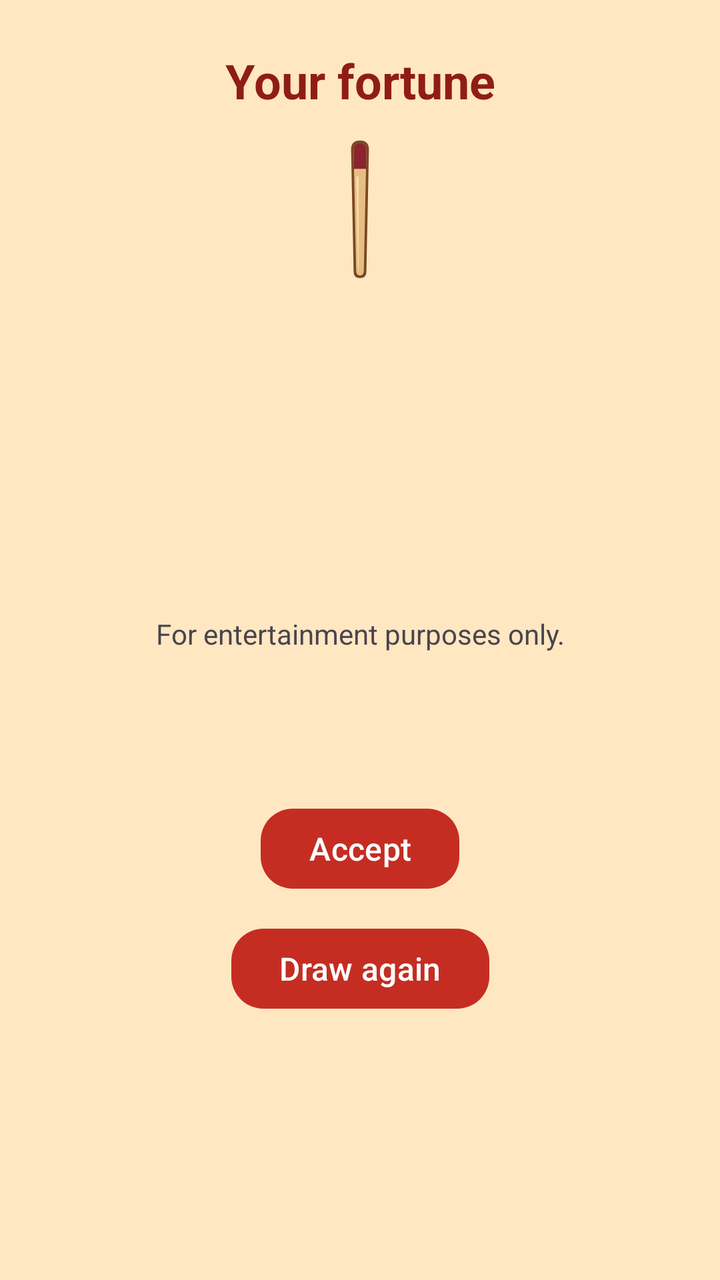
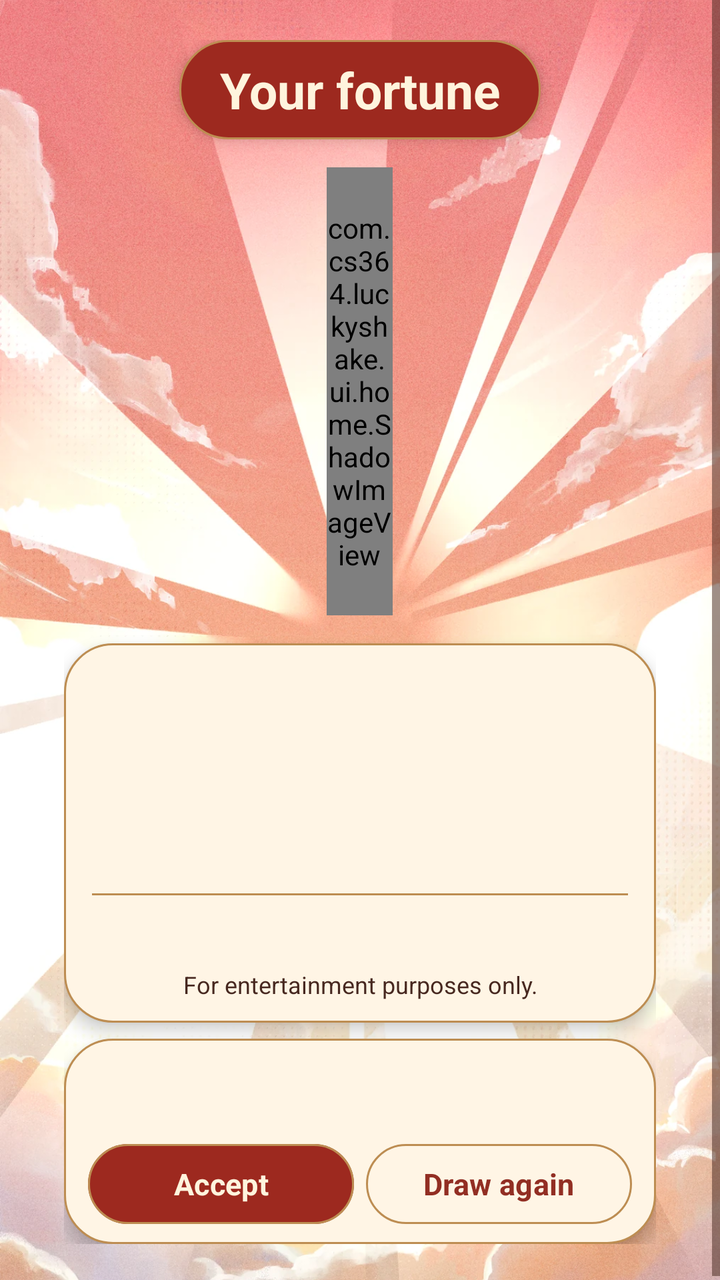

Screens rendered from an Android XML layout before and after an edit, with the pre-edit source and the edit as a unified diff.
<!-- AndroidManifest.xml: application theme Theme.LuckyShake -->
<!-- res/layout/activity_result.xml -->
<?xml version="1.0" encoding="utf-8"?>
<ScrollView xmlns:android="http://schemas.android.com/apk/res/android"
    xmlns:app="http://schemas.android.com/apk/res-auto"
    android:id="@+id/result_root"
    android:layout_width="match_parent"
    android:layout_height="match_parent"
    android:fillViewport="true">

    <androidx.constraintlayout.widget.ConstraintLayout
        android:layout_width="match_parent"
        android:layout_height="wrap_content"
        android:padding="24dp">
        <TextView
            android:id="@+id/result_title_fortune"
            android:layout_width="0dp"
            android:layout_height="wrap_content"
            android:text="@string/result_title_fortune"
            android:gravity="center"
            android:textAppearance="@style/TextAppearance.LuckyShake.Heading"
            app:layout_constraintTop_toTopOf="parent"
            app:layout_constraintStart_toStartOf="parent"
            app:layout_constraintEnd_toEndOf="parent" />
        <androidx.appcompat.widget.AppCompatImageView
            android:id="@+id/result_image_stick"
            android:layout_width="20dp"
            android:layout_height="72dp"
            android:layout_marginTop="12dp"
            android:importantForAccessibility="no"
            app:srcCompat="@drawable/ic_stick"
            app:layout_constraintTop_toBottomOf="@id/result_title_fortune"
            app:layout_constraintStart_toStartOf="parent"
            app:layout_constraintEnd_toEndOf="parent" />

        <TextView
            android:id="@+id/result_label_stick"
            android:layout_width="0dp"
            android:layout_height="wrap_content"
            android:layout_marginTop="12dp"
            android:gravity="center"
            app:layout_constraintTop_toBottomOf="@id/result_image_stick"
            app:layout_constraintStart_toStartOf="parent"
            app:layout_constraintEnd_toEndOf="parent" />

        <TextView
            android:id="@+id/result_label_menu"
            android:layout_width="0dp"
            android:layout_height="wrap_content"
            android:layout_marginTop="12dp"
            android:gravity="center"
            app:layout_constraintTop_toBottomOf="@id/result_label_stick"
            app:layout_constraintStart_toStartOf="parent"
            app:layout_constraintEnd_toEndOf="parent" />

        <TextView
            android:id="@+id/result_label_stars"
            android:layout_width="0dp"
            android:layout_height="wrap_content"
            android:layout_marginTop="12dp"
            android:gravity="center"
            app:layout_constraintTop_toBottomOf="@id/result_label_menu"
            app:layout_constraintStart_toStartOf="parent"
            app:layout_constraintEnd_toEndOf="parent" />

        <TextView
            android:id="@+id/result_label_type_tags"
            android:layout_width="0dp"
            android:layout_height="wrap_content"
            android:layout_marginTop="12dp"
            android:gravity="center"
            app:layout_constraintTop_toBottomOf="@id/result_label_stars"
            app:layout_constraintStart_toStartOf="parent"
            app:layout_constraintEnd_toEndOf="parent" />

        <TextView
            android:id="@+id/result_label_fortune"
            android:layout_width="0dp"
            android:layout_height="wrap_content"
            android:layout_marginTop="12dp"
            android:gravity="center"
            app:layout_constraintTop_toBottomOf="@id/result_label_type_tags"
            app:layout_constraintStart_toStartOf="parent"
            app:layout_constraintEnd_toEndOf="parent" />

        <TextView
            android:id="@+id/result_msg_disclaimer"
            android:layout_width="0dp"
            android:layout_height="wrap_content"
            android:layout_marginTop="12dp"
            android:text="@string/result_msg_disclaimer"
            android:gravity="center"
            app:layout_constraintTop_toBottomOf="@id/result_label_fortune"
            app:layout_constraintStart_toStartOf="parent"
            app:layout_constraintEnd_toEndOf="parent" />

        <TextView
            android:id="@+id/result_label_quota"
            android:layout_width="0dp"
            android:layout_height="wrap_content"
            android:layout_marginTop="12dp"
            android:gravity="center"
            app:layout_constraintTop_toBottomOf="@id/result_msg_disclaimer"
            app:layout_constraintStart_toStartOf="parent"
            app:layout_constraintEnd_toEndOf="parent" />

        <TextView
            android:id="@+id/result_label_status"
            android:layout_width="0dp"
            android:layout_height="wrap_content"
            android:layout_marginTop="12dp"
            android:gravity="center"
            android:accessibilityLiveRegion="polite"
            app:layout_constraintTop_toBottomOf="@id/result_label_quota"
            app:layout_constraintStart_toStartOf="parent"
            app:layout_constraintEnd_toEndOf="parent" />

        <com.google.android.material.button.MaterialButton
            android:id="@+id/result_btn_accept"
            android:layout_width="wrap_content"
            android:layout_height="wrap_content"
            android:layout_marginTop="12dp"
            android:text="@string/result_btn_accept"
            style="@style/Widget.LuckyShake.Button.Primary"
            app:layout_constraintTop_toBottomOf="@id/result_label_status"
            app:layout_constraintStart_toStartOf="parent"
            app:layout_constraintEnd_toEndOf="parent" />

        <com.google.android.material.button.MaterialButton
            android:id="@+id/result_btn_redraw"
            android:layout_width="wrap_content"
            android:layout_height="wrap_content"
            android:layout_marginTop="12dp"
            android:text="@string/result_btn_redraw"
            style="@style/Widget.LuckyShake.Button.Primary"
            app:layout_constraintTop_toBottomOf="@id/result_btn_accept"
            app:layout_constraintStart_toStartOf="parent"
            app:layout_constraintEnd_toEndOf="parent" />

        <com.google.android.material.button.MaterialButton
            android:id="@+id/result_btn_home"
            android:layout_width="wrap_content"
            android:layout_height="wrap_content"
            android:layout_marginTop="12dp"
            android:text="@string/result_btn_home"
            style="@style/Widget.LuckyShake.Button.Primary"
            android:visibility="gone"
            app:layout_constraintTop_toBottomOf="@id/result_btn_redraw"
            app:layout_constraintStart_toStartOf="parent"
            app:layout_constraintEnd_toEndOf="parent" />

    </androidx.constraintlayout.widget.ConstraintLayout>
</ScrollView>
<!-- resources referenced by this layout -->
<resources>
  <!-- drawable ic_stick (drawable) -->
  <vector xmlns:android="http://schemas.android.com/apk/res/android"
      android:width="24dp"
      android:height="112dp"
      android:viewportWidth="24"
      android:viewportHeight="112">
      <path android:fillColor="#794923" android:pathData="M5,10 Q5,3 12,3 Q19,3 19,10 L17,105 Q17,110 12,110 Q7,110 7,105 Z" />
      <path android:fillColor="#E8BD83" android:pathData="M7,11 Q7,5 12,5 Q17,5 17,11 L15,104 Q15,108 12,108 Q9,108 9,104 Z" />
      <path android:fillColor="#8B2430" android:pathData="M7,11 Q7,5 12,5 Q17,5 17,11 L16.7,25 L7.3,25 Z" />
      <path android:fillColor="#F8DDA9" android:pathData="M9,31 L11,31 L11,100 L10.5,104 Z" />
  </vector>
  <string name="result_btn_accept">Accept</string>
  <string name="result_btn_home">Back to Home</string>
  <string name="result_btn_redraw">Draw again</string>
  <string name="result_msg_disclaimer">For entertainment purposes only.</string>
  <string name="result_title_fortune">Your fortune</string>
  <style name="TextAppearance.LuckyShake.Heading" parent="TextAppearance.Material3.TitleLarge">
          <item name="android:textColor">@color/app_heading</item>
          <item name="android:textSize">@dimen/text_heading</item>
          <item name="android:textStyle">bold</item>
      </style>
  <style name="Widget.LuckyShake.Button.Primary" parent="Widget.Material3.Button">
          <item name="backgroundTint">@color/lucky_shake_button_background</item>
          <item name="android:textColor">@color/lucky_shake_button_text</item>
          <item name="android:minHeight">@dimen/button_min_height</item>
          <item name="android:textSize">@dimen/text_body</item>
          <item name="cornerRadius">@dimen/corner_md</item>
      </style>
  <style name="Theme.LuckyShake" parent="Base.Theme.LuckyShake" />
  <color name="app_heading">#8F1D16</color>
  <dimen name="text_heading">24sp</dimen>
  <dimen name="button_min_height">48dp</dimen>
  <dimen name="text_body">16sp</dimen>
  <dimen name="corner_md">16dp</dimen>
  <style name="Base.Theme.LuckyShake" parent="Theme.Material3.DayNight.NoActionBar">
          <item name="colorPrimary">@color/app_primary</item>
          <item name="colorOnPrimary">@color/app_on_primary</item>
          <item name="android:textColorLink">@color/app_link</item>
          <item name="colorSecondary">@color/app_accent</item>
          <item name="colorSurface">@color/app_surface</item>
          <item name="colorOnSurface">@color/app_on_surface</item>
          <item name="android:colorBackground">@color/app_background</item>
          <item name="colorOnBackground">@color/app_on_surface</item>
      </style>
  <color name="app_primary">#C52D22</color>
  <color name="app_on_primary">#FFFFFF</color>
  <color name="app_link">#8F1D16</color>
  <color name="app_accent">#E4A342</color>
  <color name="app_surface">#FFF5DF</color>
  <color name="app_on_surface">#35211D</color>
  <color name="app_background">#FFE7C2</color>
</resources>

<!-- the commit's change to res/layout/activity_result.xml (unified diff, before → after) -->
@@ -1,151 +1,225 @@
 <?xml version="1.0" encoding="utf-8"?>
-<ScrollView xmlns:android="http://schemas.android.com/apk/res/android"
+<FrameLayout xmlns:android="http://schemas.android.com/apk/res/android"
     xmlns:app="http://schemas.android.com/apk/res-auto"
-    android:id="@+id/result_root"
     android:layout_width="match_parent"
     android:layout_height="match_parent"
-    android:fillViewport="true">
-
-    <androidx.constraintlayout.widget.ConstraintLayout
+    android:theme="@style/ThemeOverlay.LuckyShake.Home">
+
+    <ImageView
         android:layout_width="match_parent"
-        android:layout_height="wrap_content"
-        android:padding="24dp">
-        <TextView
-            android:id="@+id/result_title_fortune"
-            android:layout_width="0dp"
+        android:layout_height="match_parent"
+        android:importantForAccessibility="no"
+        android:scaleType="centerCrop"
+        android:src="@drawable/result_sky" />
+
+    <ScrollView
+        android:id="@+id/result_root"
+        android:layout_width="match_parent"
+        android:layout_height="match_parent"
+        android:fillViewport="true">
+
+        <LinearLayout
+            android:layout_width="match_parent"
             android:layout_height="wrap_content"
-            android:text="@string/result_title_fortune"
-            android:gravity="center"
-            android:textAppearance="@style/TextAppearance.LuckyShake.Heading"
-            app:layout_constraintTop_toTopOf="parent"
-            app:layout_constraintStart_toStartOf="parent"
-            app:layout_constraintEnd_toEndOf="parent" />
-        <androidx.appcompat.widget.AppCompatImageView
-            android:id="@+id/result_image_stick"
-            android:layout_width="20dp"
-            android:layout_height="72dp"
-            android:layout_marginTop="12dp"
-            android:importantForAccessibility="no"
-            app:srcCompat="@drawable/ic_stick"
-            app:layout_constraintTop_toBottomOf="@id/result_title_fortune"
-            app:layout_constraintStart_toStartOf="parent"
-            app:layout_constraintEnd_toEndOf="parent" />
-
-        <TextView
-            android:id="@+id/result_label_stick"
-            android:layout_width="0dp"
-            android:layout_height="wrap_content"
-            android:layout_marginTop="12dp"
-            android:gravity="center"
-            app:layout_constraintTop_toBottomOf="@id/result_image_stick"
-            app:layout_constraintStart_toStartOf="parent"
-            app:layout_constraintEnd_toEndOf="parent" />
-
-        <TextView
-            android:id="@+id/result_label_menu"
-            android:layout_width="0dp"
-            android:layout_height="wrap_content"
-            android:layout_marginTop="12dp"
-            android:gravity="center"
-            app:layout_constraintTop_toBottomOf="@id/result_label_stick"
-            app:layout_constraintStart_toStartOf="parent"
-            app:layout_constraintEnd_toEndOf="parent" />
-
-        <TextView
-            android:id="@+id/result_label_stars"
-            android:layout_width="0dp"
-            android:layout_height="wrap_content"
-            android:layout_marginTop="12dp"
-            android:gravity="center"
-            app:layout_constraintTop_toBottomOf="@id/result_label_menu"
-            app:layout_constraintStart_toStartOf="parent"
-            app:layout_constraintEnd_toEndOf="parent" />
-
-        <TextView
-            android:id="@+id/result_label_type_tags"
-            android:layout_width="0dp"
-            android:layout_height="wrap_content"
-            android:layout_marginTop="12dp"
-            android:gravity="center"
-            app:layout_constraintTop_toBottomOf="@id/result_label_stars"
-            app:layout_constraintStart_toStartOf="parent"
-            app:layout_constraintEnd_toEndOf="parent" />
-
-        <TextView
-            android:id="@+id/result_label_fortune"
-            android:layout_width="0dp"
-            android:layout_height="wrap_content"
-            android:layout_marginTop="12dp"
-            android:gravity="center"
-            app:layout_constraintTop_toBottomOf="@id/result_label_type_tags"
-            app:layout_constraintStart_toStartOf="parent"
-            app:layout_constraintEnd_toEndOf="parent" />
-
-        <TextView
-            android:id="@+id/result_msg_disclaimer"
-            android:layout_width="0dp"
-            android:layout_height="wrap_content"
-            android:layout_marginTop="12dp"
-            android:text="@string/result_msg_disclaimer"
-            android:gravity="center"
-            app:layout_constraintTop_toBottomOf="@id/result_label_fortune"
-            app:layout_constraintStart_toStartOf="parent"
-            app:layout_constraintEnd_toEndOf="parent" />
-
-        <TextView
-            android:id="@+id/result_label_quota"
-            android:layout_width="0dp"
-            android:layout_height="wrap_content"
-            android:layout_marginTop="12dp"
-            android:gravity="center"
-            app:layout_constraintTop_toBottomOf="@id/result_msg_disclaimer"
-            app:layout_constraintStart_toStartOf="parent"
-            app:layout_constraintEnd_toEndOf="parent" />
-
-        <TextView
-            android:id="@+id/result_label_status"
-            android:layout_width="0dp"
-            android:layout_height="wrap_content"
-            android:layout_marginTop="12dp"
-            android:gravity="center"
-            android:accessibilityLiveRegion="polite"
-            app:layout_constraintTop_toBottomOf="@id/result_label_quota"
-            app:layout_constraintStart_toStartOf="parent"
-            app:layout_constraintEnd_toEndOf="parent" />
-
-        <com.google.android.material.button.MaterialButton
-            android:id="@+id/result_btn_accept"
-            android:layout_width="wrap_content"
-            android:layout_height="wrap_content"
-            android:layout_marginTop="12dp"
-            android:text="@string/result_btn_accept"
-            style="@style/Widget.LuckyShake.Button.Primary"
-            app:layout_constraintTop_toBottomOf="@id/result_label_status"
-            app:layout_constraintStart_toStartOf="parent"
-            app:layout_constraintEnd_toEndOf="parent" />
-
-        <com.google.android.material.button.MaterialButton
-            android:id="@+id/result_btn_redraw"
-            android:layout_width="wrap_content"
-            android:layout_height="wrap_content"
-            android:layout_marginTop="12dp"
-            android:text="@string/result_btn_redraw"
-            style="@style/Widget.LuckyShake.Button.Primary"
-            app:layout_constraintTop_toBottomOf="@id/result_btn_accept"
-            app:layout_constraintStart_toStartOf="parent"
-            app:layout_constraintEnd_toEndOf="parent" />
-
-        <com.google.android.material.button.MaterialButton
-            android:id="@+id/result_btn_home"
-            android:layout_width="wrap_content"
-            android:layout_height="wrap_content"
-            android:layout_marginTop="12dp"
-            android:text="@string/result_btn_home"
-            style="@style/Widget.LuckyShake.Button.Primary"
-            android:visibility="gone"
-            app:layout_constraintTop_toBottomOf="@id/result_btn_redraw"
-            app:layout_constraintStart_toStartOf="parent"
-            app:layout_constraintEnd_toEndOf="parent" />
-
-    </androidx.constraintlayout.widget.ConstraintLayout>
-</ScrollView>
+            android:gravity="center_horizontal"
+            android:orientation="vertical"
+            android:paddingStart="32dp"
+            android:paddingTop="20dp"
+            android:paddingEnd="32dp"
+            android:paddingBottom="20dp">
+
+            <Space
+                android:layout_width="1dp"
+                android:layout_height="0dp"
+                android:layout_weight="4" />
+
+            <TextView
+                android:id="@+id/result_title_fortune"
+                android:layout_width="wrap_content"
+                android:layout_height="wrap_content"
+                android:background="@drawable/result_title_background"
+                android:elevation="4dp"
+                android:fontFamily="sans-serif"
+                android:gravity="center"
+                android:paddingHorizontal="20dp"
+                android:paddingVertical="8dp"
+                android:text="@string/result_title_fortune"
+                android:textColor="@color/home_thumb"
+                android:textSize="25sp"
+                android:textStyle="bold" />
+
+            <FrameLayout
+                android:layout_width="match_parent"
+                android:layout_height="252dp"
+                android:clipChildren="false">
+
+                <com.cs364.luckyshake.ui.home.ShadowImageView
+                    android:id="@+id/result_image_stick"
+                    android:layout_width="33dp"
+                    android:layout_height="224dp"
+                    android:layout_gravity="center"
+                    android:importantForAccessibility="no"
+                    app:srcCompat="@drawable/home_stick" />
+            </FrameLayout>
+
+            <LinearLayout
+                android:layout_width="match_parent"
+                android:layout_height="wrap_content"
+                android:background="@drawable/home_filter_card"
+                android:elevation="5dp"
+                android:orientation="vertical"
+                android:paddingHorizontal="14dp"
+                android:paddingVertical="11dp">
+
+                <TextView
+                    android:id="@+id/result_label_stick"
+                    android:layout_width="match_parent"
+                    android:layout_height="wrap_content"
+                    android:gravity="center"
+                    android:textColor="@color/home_accent"
+                    android:textSize="14sp"
+                    android:textStyle="bold" />
+                <TextView
+                    android:id="@+id/result_label_menu"
+                    android:layout_width="match_parent"
+                    android:layout_height="wrap_content"
+                    android:gravity="center"
+                    android:textColor="@color/home_ink"
+                    android:textSize="21sp"
+                    android:layout_marginTop="4dp"
+                    android:textStyle="bold"
+                    android:fontFamily="sans-serif" />
+                <TextView
+                    android:id="@+id/result_label_type_tags"
+                    android:layout_width="match_parent"
+                    android:layout_height="wrap_content"
+                    android:gravity="center"
+                    android:textColor="@color/home_ink"
+                    android:textSize="14sp"
+                    android:layout_marginTop="5dp" />
+                <TextView
+                    android:id="@+id/result_label_stars"
+                    android:layout_width="match_parent"
+                    android:layout_height="wrap_content"
+                    android:gravity="center"
+                    android:textColor="@color/home_accent"
+                    android:textSize="17sp"
+                    android:layout_marginTop="8dp"
+                    android:textStyle="bold" />
+
+                <View
+                    android:layout_width="match_parent"
+                    android:layout_height="1dp"
+                    android:layout_marginTop="8dp"
+                    android:background="@color/home_outline"
+                    android:importantForAccessibility="no" />
+
+                <TextView
+                    android:id="@+id/result_label_fortune"
+                    android:layout_width="match_parent"
+                    android:layout_height="wrap_content"
+                    android:gravity="center"
+                    android:textColor="@color/home_ink"
+                    android:textSize="15sp"
+                    android:layout_marginTop="8dp" />
+                <TextView
+                    android:id="@+id/result_msg_disclaimer"
+                    android:layout_width="match_parent"
+                    android:layout_height="wrap_content"
+                    android:gravity="center"
+                    android:textColor="@color/home_ink"
+                    android:textSize="12sp"
+                    android:layout_marginTop="8dp"
+                    android:text="@string/result_msg_disclaimer" />
+            </LinearLayout>
+
+            <LinearLayout
+                android:layout_width="match_parent"
+                android:layout_height="wrap_content"
+                android:layout_marginTop="8dp"
+                android:background="@drawable/home_filter_card"
+                android:elevation="5dp"
+                android:orientation="vertical"
+                android:paddingStart="12dp"
+                android:paddingTop="6dp"
+                android:paddingEnd="12dp"
+                android:paddingBottom="6dp">
+
+                <TextView
+                    android:id="@+id/result_label_quota"
+                    android:layout_width="match_parent"
+                    android:layout_height="wrap_content"
+                    android:gravity="center"
+                    android:textColor="@color/home_ink"
+                    android:textSize="13sp"
+                    android:layout_marginTop="3dp" />
+                <TextView
+                    android:id="@+id/result_label_status"
+                    android:layout_width="match_parent"
+                    android:layout_height="wrap_content"
+                    android:gravity="center"
+                    android:textColor="@color/home_ink"
+                    android:textSize="14sp"
+                    android:layout_marginTop="3dp"
+                    android:textStyle="bold"
+                    android:accessibilityLiveRegion="polite" />
+
+                <LinearLayout
+                    android:layout_width="match_parent"
+                    android:layout_height="wrap_content"
+                    android:orientation="horizontal">
+
+                    <com.google.android.material.button.MaterialButton
+                        android:id="@+id/result_btn_accept"
+                        android:layout_width="0dp"
+                        android:layout_weight="1"
+                        android:layout_height="wrap_content"
+                        android:minHeight="48dp"
+                        android:text="@string/result_btn_accept"
+                        android:textColor="@color/home_thumb"
+                        android:textSize="15sp"
+                        android:textStyle="bold"
+                        app:backgroundTint="@color/home_draw_tint"
+                        app:cornerRadius="26dp"
+                        app:strokeColor="@color/home_outline"
+                        app:strokeWidth="1dp" />
+                    <com.google.android.material.button.MaterialButton
+                        android:id="@+id/result_btn_redraw"
+                        android:layout_marginStart="6dp"
+                        style="@style/Widget.Material3.Button.OutlinedButton"
+                        android:layout_width="0dp"
+                        android:layout_weight="1"
+                        android:layout_height="wrap_content"
+                        android:minHeight="48dp"
+                        android:text="@string/result_btn_redraw"
+                        android:textColor="@color/result_secondary_text"
+                        android:textSize="15sp"
+                        android:textStyle="bold"
+                        app:backgroundTint="@color/home_paper"
+                        app:cornerRadius="26dp"
+                        app:strokeColor="@color/home_outline"
+                        app:strokeWidth="1dp" />
+                    <com.google.android.material.button.MaterialButton
+                        android:id="@+id/result_btn_home"
+                        android:layout_width="0dp"
+                        android:layout_weight="1"
+                        android:layout_height="wrap_content"
+                        android:minHeight="48dp"
+                        android:text="@string/result_btn_home"
+                        android:textColor="@color/home_thumb"
+                        android:textSize="15sp"
+                        android:textStyle="bold"
+                        android:visibility="gone"
+                        app:backgroundTint="@color/home_draw_tint"
+                        app:cornerRadius="26dp"
+                        app:strokeColor="@color/home_outline"
+                        app:strokeWidth="1dp" />
+                </LinearLayout>
+            </LinearLayout>
+            <Space
+                android:layout_width="1dp"
+                android:layout_height="0dp"
+                android:layout_weight="1" />
+        </LinearLayout>
+    </ScrollView>
+</FrameLayout>
<!-- resource entries referenced after the edit -->
@@ -1,39 +1,37 @@
 <!-- resources referenced by this layout -->
 <resources>
-  <!-- drawable ic_stick (drawable) -->
-  <vector xmlns:android="http://schemas.android.com/apk/res/android"
-      android:width="24dp"
-      android:height="112dp"
-      android:viewportWidth="24"
-      android:viewportHeight="112">
-      <path android:fillColor="#794923" android:pathData="M5,10 Q5,3 12,3 Q19,3 19,10 L17,105 Q17,110 12,110 Q7,110 7,105 Z" />
-      <path android:fillColor="#E8BD83" android:pathData="M7,11 Q7,5 12,5 Q17,5 17,11 L15,104 Q15,108 12,108 Q9,108 9,104 Z" />
-      <path android:fillColor="#8B2430" android:pathData="M7,11 Q7,5 12,5 Q17,5 17,11 L16.7,25 L7.3,25 Z" />
-      <path android:fillColor="#F8DDA9" android:pathData="M9,31 L11,31 L11,100 L10.5,104 Z" />
-  </vector>
+  <color name="home_accent">#922E23</color>
+  <color name="home_ink">#472820</color>
+  <color name="home_outline">#BD8D52</color>
+  <color name="home_paper">#FFF5E5</color>
+  <color name="home_thumb">#FFF4DD</color>
+  <!-- drawable home_filter_card (drawable) -->
+  <shape xmlns:android="http://schemas.android.com/apk/res/android">
+      <solid android:color="@color/home_paper" />
+      <stroke android:width="1dp" android:color="@color/home_outline" />
+      <corners android:radius="24dp" />
+  </shape>
+  <!-- drawable home_stick: webp bitmap (drawable-nodpi, 2946 bytes) -->
+  <!-- drawable result_sky: webp bitmap (drawable-night-nodpi, 554912 bytes) -->
+  <!-- drawable result_title_background (drawable) -->
+  <shape xmlns:android="http://schemas.android.com/apk/res/android">
+      <solid android:color="@color/home_button" />
+      <stroke android:width="1dp" android:color="@color/home_outline" />
+      <corners android:radius="24dp" />
+  </shape>
   <string name="result_btn_accept">Accept</string>
   <string name="result_btn_home">Back to Home</string>
   <string name="result_btn_redraw">Draw again</string>
   <string name="result_msg_disclaimer">For entertainment purposes only.</string>
   <string name="result_title_fortune">Your fortune</string>
-  <style name="TextAppearance.LuckyShake.Heading" parent="TextAppearance.Material3.TitleLarge">
-          <item name="android:textColor">@color/app_heading</item>
-          <item name="android:textSize">@dimen/text_heading</item>
-          <item name="android:textStyle">bold</item>
-      </style>
-  <style name="Widget.LuckyShake.Button.Primary" parent="Widget.Material3.Button">
-          <item name="backgroundTint">@color/lucky_shake_button_background</item>
-          <item name="android:textColor">@color/lucky_shake_button_text</item>
-          <item name="android:minHeight">@dimen/button_min_height</item>
-          <item name="android:textSize">@dimen/text_body</item>
-          <item name="cornerRadius">@dimen/corner_md</item>
+  <style name="ThemeOverlay.LuckyShake.Home" parent="">
+          <item name="android:fontFamily">sans-serif</item>
+          <item name="android:textColorPrimary">@color/home_ink</item>
+          <item name="android:textColorSecondary">@color/home_ink</item>
+          <item name="colorOnSurface">@color/home_ink</item>
       </style>
   <style name="Theme.LuckyShake" parent="Base.Theme.LuckyShake" />
-  <color name="app_heading">#8F1D16</color>
-  <dimen name="text_heading">24sp</dimen>
-  <dimen name="button_min_height">48dp</dimen>
-  <dimen name="text_body">16sp</dimen>
-  <dimen name="corner_md">16dp</dimen>
+  <color name="home_button">#9D291F</color>
   <style name="Base.Theme.LuckyShake" parent="Theme.Material3.DayNight.NoActionBar">
           <item name="colorPrimary">@color/app_primary</item>
           <item name="colorOnPrimary">@color/app_on_primary</item>
